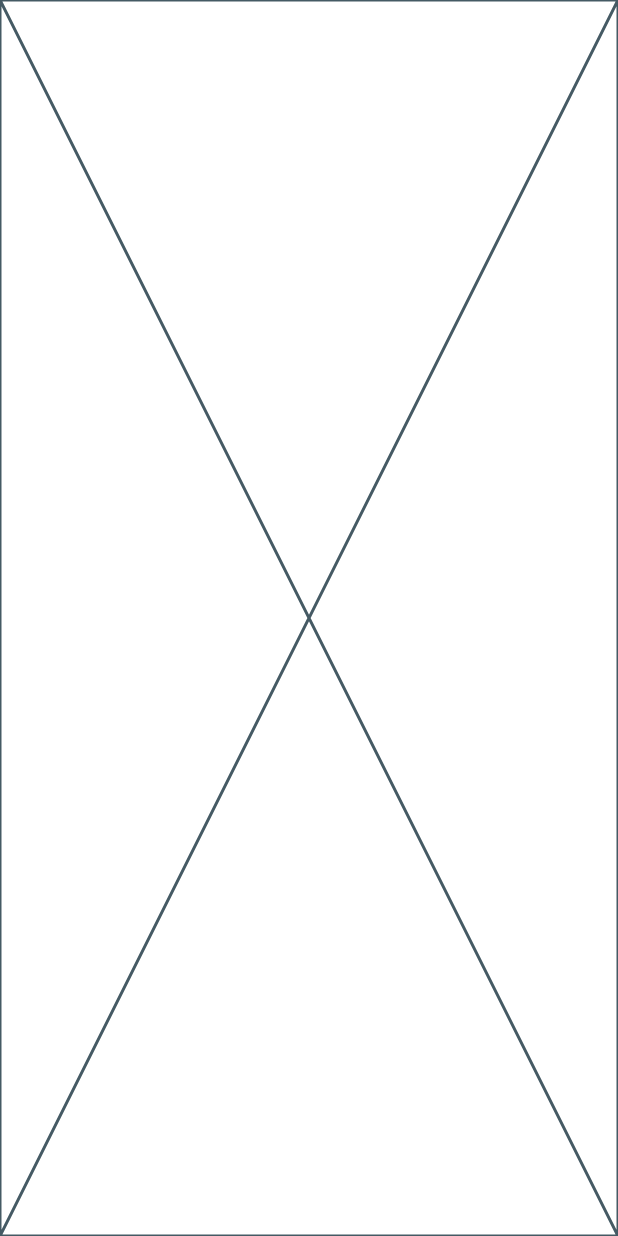
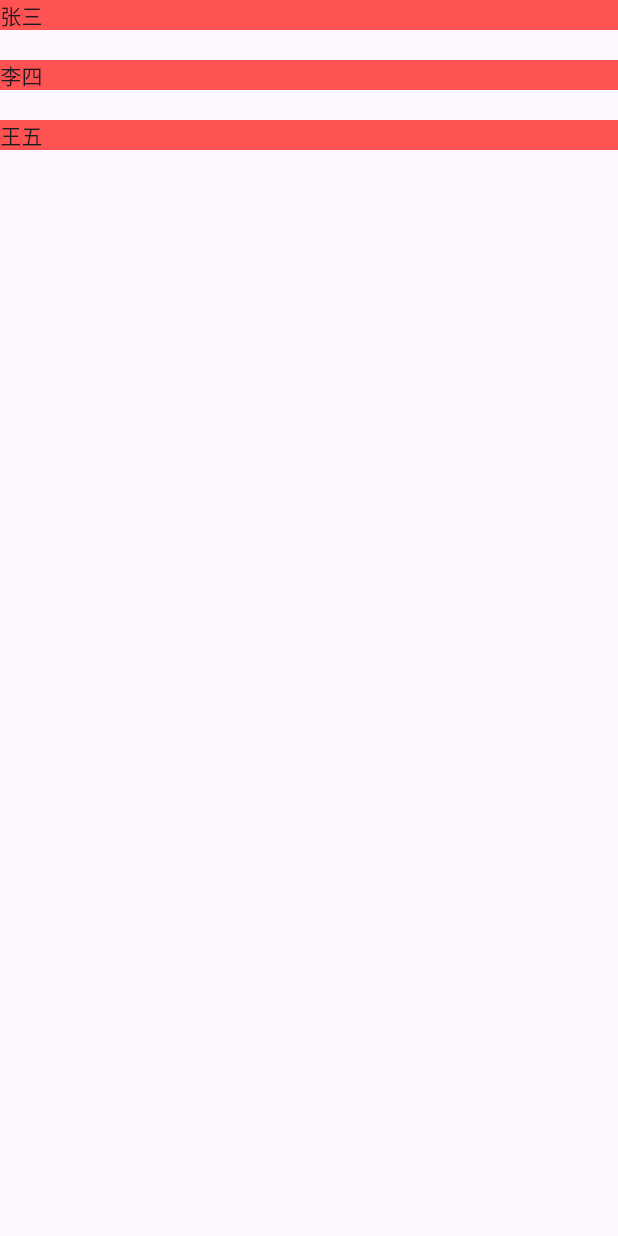
Before and after one commit to palrd/Slide, a Flutter app: the screen it shows after launch, on a phone screen of 412 x 824 dp. Run offline on Flutter 3.47's test engine with Material 3 defaults, Android fonts, the phone set to English and light mode, and no system bars.

```diff
--- a/lib/main.dart
+++ b/lib/main.dart
@@ -12,11 +12,6 @@ class MyApp extends StatefulWidget {
 }
 
 class _MyAppState extends State<MyApp> {
-  final String nickName = 'Flutter女神';
-  final int messageCount = 99;
-  final double money = 88.88;
-  final bool isVip = true;
-  final Color themeColors = Colors.green;
   final List<String> friendNames = ['张三', '李四', '王五'];
   final List<String> avatarUrls = [
     'https://picsum.photos/300/400?random=1',
@@ -24,11 +19,22 @@ class _MyAppState extends State<MyApp> {
     'https://picsum.photos/300/400?random=3',
   ];
   final List<double> redPacketHistory = [5.20, 13.14, 66.66];
-  final int age = 8;
-  final String bio = "大家好，我是flutter";
 
   @override
   Widget build(BuildContext context) {
-    return const Placeholder();
+    return MaterialApp(
+      home: Scaffold(
+        body: ListView.builder(
+          itemCount: friendNames.length,
+          itemBuilder: (_, index) {
+            return Container(
+              margin: EdgeInsets.only(bottom: 20),
+              color: Colors.redAccent,
+              child: Text(friendNames[index]),
+            );
+          },
+        ),
+      ),
+    );
   }
 }
--- /dev/null
+++ b/lib/new_page.dart
@@ -0,0 +1,10 @@
+import 'package:flutter/material.dart';
+
+class NewPage extends StatelessWidget {
+  const NewPage({super.key});
+
+  @override
+  Widget build(BuildContext context) {
+    return const Placeholder();
+  }
+}
```
